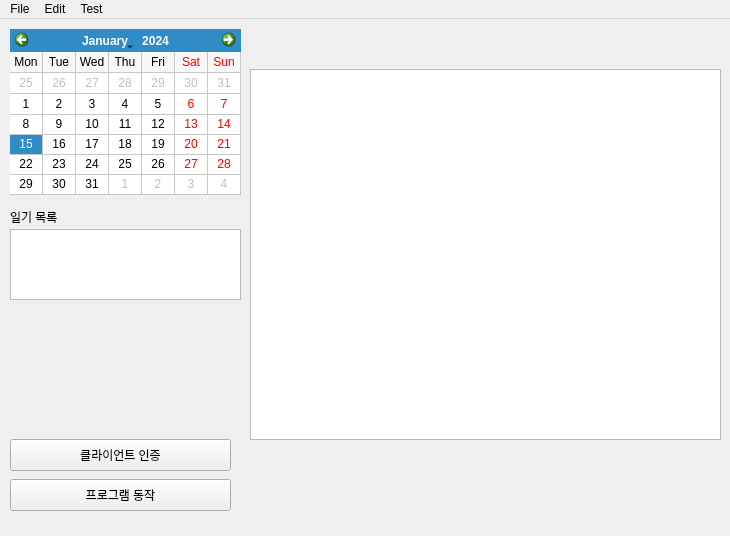
Old version of the form qt/mainwindow.ui in the repository chwnam/lifemotif-desktop.
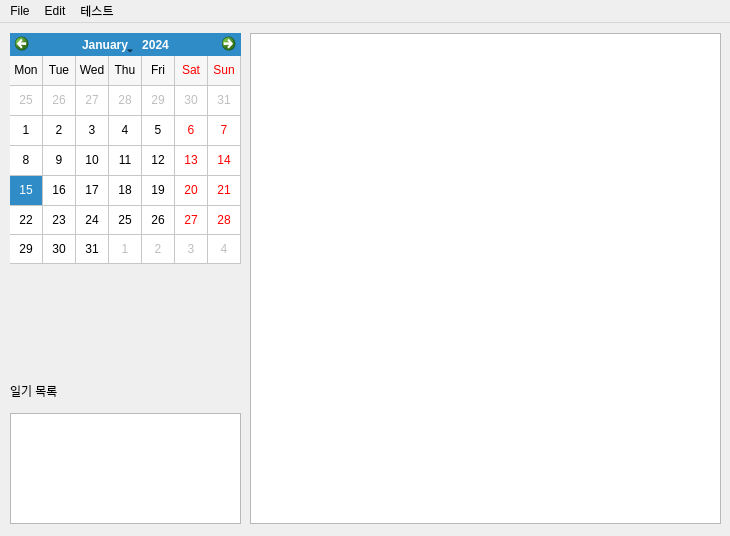
New version of the form.

Commit message:
프로그래밍 리팩터
프로그램 안정성 강조.
 - LifeMotifSettings에서 설정값 받아오는 함수 단계에서 python script path와 결합할지 결정하도록
함수 디자인 변경
  - GoogleOauth2Wrapper, GoogleImapWrapper의 팩토리 함수를 Utils에 선언
  -  위 두 래퍼 클래스는 MainWindow안에서 lazy allocation 되도록 property화
  - 기존 래퍼에 assertion 제거.

Diff of the .ui file:
```diff
--- a/qt/mainwindow.ui
+++ b/qt/mainwindow.ui
@@ -18,9 +18,9 @@
     <property name="geometry">
      <rect>
       <x>250</x>
-      <y>50</y>
+      <y>10</y>
       <width>471</width>
-      <height>371</height>
+      <height>491</height>
      </rect>
     </property>
     <property name="readOnly">
@@ -33,7 +33,7 @@
       <x>10</x>
       <y>10</y>
       <width>231</width>
-      <height>166</height>
+      <height>231</height>
      </rect>
     </property>
     <property name="gridVisible">
@@ -47,9 +47,9 @@
     <property name="geometry">
      <rect>
       <x>10</x>
-      <y>210</y>
+      <y>390</y>
       <width>231</width>
-      <height>71</height>
+      <height>111</height>
      </rect>
     </property>
    </widget>
@@ -57,7 +57,7 @@
     <property name="geometry">
      <rect>
       <x>10</x>
-      <y>190</y>
+      <y>360</y>
       <width>62</width>
       <height>16</height>
      </rect>
@@ -66,32 +66,6 @@
      <string>일기 목록</string>
     </property>
    </widget>
-   <widget class="QPushButton" name="activateButton">
-    <property name="geometry">
-     <rect>
-      <x>10</x>
-      <y>460</y>
-      <width>221</width>
-      <height>32</height>
-     </rect>
-    </property>
-    <property name="text">
-     <string>프로그램 동작</string>
-    </property>
-   </widget>
-   <widget class="QPushButton" name="authenticateButton">
-    <property name="geometry">
-     <rect>
-      <x>10</x>
-      <y>420</y>
-      <width>221</width>
-      <height>32</height>
-     </rect>
-    </property>
-    <property name="text">
-     <string>클라이언트 인증</string>
-    </property>
-   </widget>
   </widget>
   <widget class="QMenuBar" name="menuBar">
    <property name="geometry">
@@ -115,7 +89,7 @@
    </widget>
    <widget class="QMenu" name="menuTestMenu">
     <property name="title">
-     <string>Test</string>
+     <string>테스트</string>
     </property>
     <addaction name="actionAuthentication_Console"/>
     <addaction name="actionList_Mailboxes"/>
```
Left out of the diff: 13 changed lines with no effect on the pictures. The commit also changes 16 other files.
